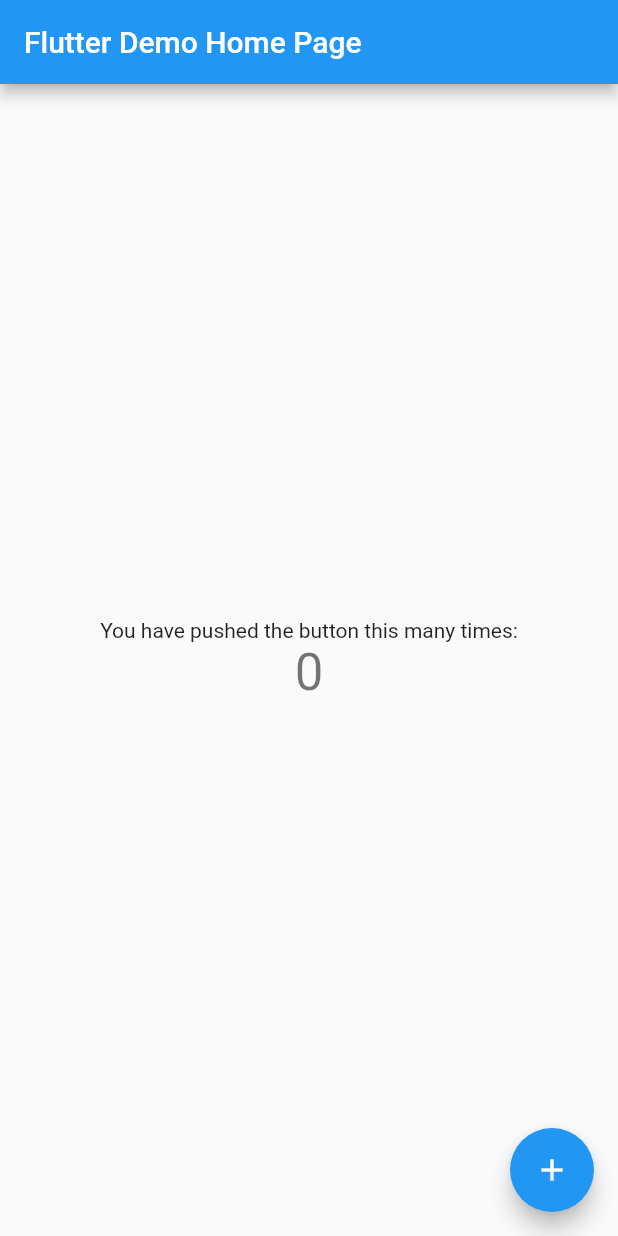
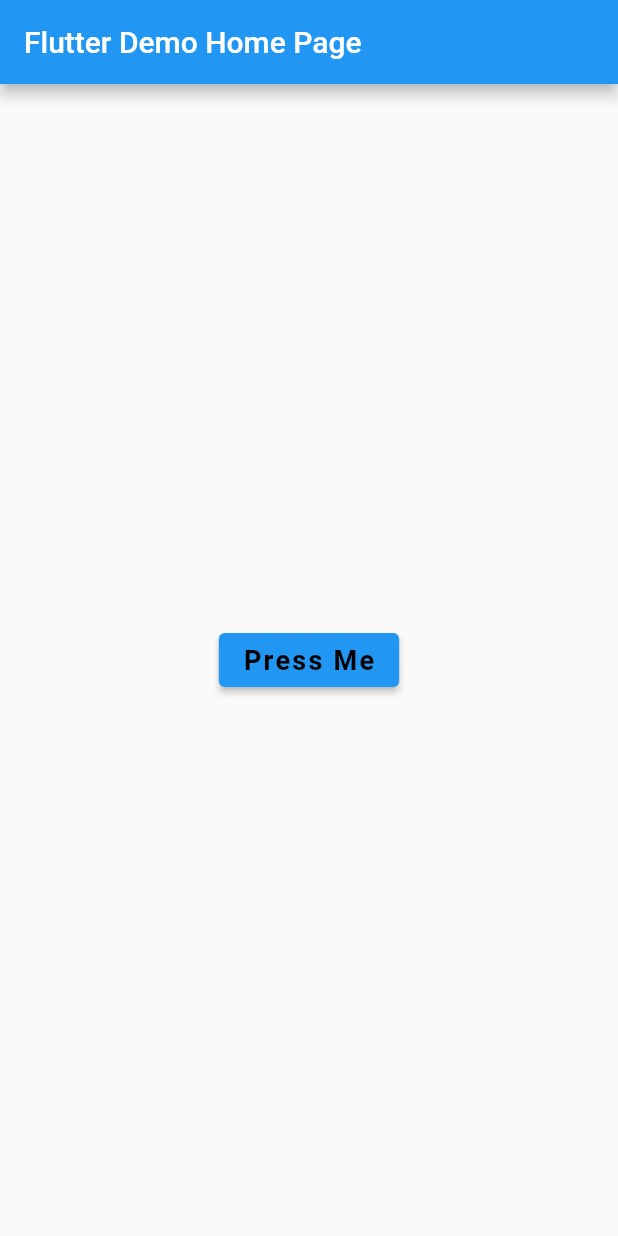
Before and after one commit to alexgrusu/lastfm_api_demo, a Flutter app: the screen it shows after launch, on a phone screen of 412 x 824 dp. Run offline on Flutter 3.47's test engine with Material 2 defaults, Android fonts, the phone set to English and light mode, and no system bars; our stand-ins replace bloc, dartz, flutter_bloc, flutter_dotenv, freezed_annotation, get_it and 2 more.

Commit message:
Implemented Album Class. Implemented Search Album Interface. Implemented Search Album Bloc.

```diff
--- /dev/null
+++ b/lib/application/search_album/search_album_event.dart
@@ -0,0 +1,6 @@
+part of 'search_album_bloc.dart';
+
+@freezed
+class SearchAlbumEvent with _$SearchAlbumEvent {
+  const factory SearchAlbumEvent.getAlbums(String albumName) = _GetAlbums;
+}
--- /dev/null
+++ b/lib/application/search_album/search_album_state.dart
@@ -0,0 +1,16 @@
+part of 'search_album_bloc.dart';
+
+@freezed
+class SearchAlbumState with _$SearchAlbumState {
+  const factory SearchAlbumState({
+    required KtList<Album> songs,
+    required SearchAlbumFailure failure,
+    required bool isSubmitting,
+  }) = _SearchAlbumState;
+
+  factory SearchAlbumState.initial() => const SearchAlbumState(
+        songs: KtList.empty(),
+        failure: SearchAlbumFailure.none(),
+        isSubmitting: false,
+      );
+}
--- /dev/null
+++ b/lib/domain/search_album/album.dart
@@ -0,0 +1,28 @@
+import 'package:freezed_annotation/freezed_annotation.dart';
+
+part 'album.freezed.dart';
+
+@freezed
+class Album with _$Album {
+  const factory Album({
+    required String name,
+    required String artist,
+    required String id,
+    required String url,
+    required String smallImageUrl,
+    required String mediumImageUrl,
+    required String largeImageUrl,
+    required bool streamable,
+  }) = _Album;
+
+  factory Album.empty() => const Album(
+        name: "",
+        artist: "",
+        id: "",
+        url: "",
+        smallImageUrl: "",
+        mediumImageUrl: "",
+        largeImageUrl: "",
+        streamable: false,
+      );
+}
--- /dev/null
+++ b/lib/domain/search_album/i_search_album_repository.dart
@@ -0,0 +1,8 @@
+import 'package:dartz/dartz.dart';
+import 'package:fastfm_api_demo/domain/search_album/album.dart';
+import 'package:fastfm_api_demo/domain/search_album/search_album_failure.dart';
+import 'package:kt_dart/kt.dart';
+
+abstract class ISearchAlbumRepository {
+  Future<Either<SearchAlbumFailure, KtList<Album>>> getAlbums(String albumName);
+}
--- /dev/null
+++ b/lib/domain/search_album/search_album_failure.dart
@@ -0,0 +1,10 @@
+import 'package:freezed_annotation/freezed_annotation.dart';
+
+part 'search_album_failure.freezed.dart';
+
+@freezed
+class SearchAlbumFailure with _$SearchAlbumFailure {
+  const factory SearchAlbumFailure.none() = _None;
+  const factory SearchAlbumFailure.invalidService() = _InvalidService;
+  const factory SearchAlbumFailure.invalidMethod() = _InvalidMethod;
+}
--- a/lib/main.dart
+++ b/lib/main.dart
@@ -1,115 +1,12 @@
+import 'package:fastfm_api_demo/injection.dart';
+import 'package:fastfm_api_demo/presentation/pages/home/home_page.dart';
 import 'package:flutter/material.dart';
+import 'package:flutter_dotenv/flutter_dotenv.dart';
 
-void main() {
+import 'package:injectable/injectable.dart';
+
+Future<void> main() async {
+  await dotenv.load(fileName: ".env");
+  configureInjection(Environment.prod);
   runApp(const MyApp());
 }
-
-class MyApp extends StatelessWidget {
-  const MyApp({Key? key}) : super(key: key);
-
-  // This widget is the root of your application.
-  @override
-  Widget build(BuildContext context) {
-    return MaterialApp(
-      title: 'Flutter Demo',
-      theme: ThemeData(
-        // This is the theme of your application.
-        //
-        // Try running your application with "flutter run". You'll see the
-        // application has a blue toolbar. Then, without quitting the app, try
-        // changing the primarySwatch below to Colors.green and then invoke
-        // "hot reload" (press "r" in the console where you ran "flutter run",
-        // or simply save your changes to "hot reload" in a Flutter IDE).
-        // Notice that the counter didn't reset back to zero; the application
-        // is not restarted.
-        primarySwatch: Colors.blue,
-      ),
-      home: const MyHomePage(title: 'Flutter Demo Home Page'),
-    );
-  }
-}
-
-class MyHomePage extends StatefulWidget {
-  const MyHomePage({Key? key, required this.title}) : super(key: key);
-
-  // This widget is the home page of your application. It is stateful, meaning
-  // that it has a State object (defined below) that contains fields that affect
-  // how it looks.
-
-  // This class is the configuration for the state. It holds the values (in this
-  // case the title) provided by the parent (in this case the App widget) and
-  // used by the build method of the State. Fields in a Widget subclass are
-  // always marked "final".
-
-  final String title;
-
-  @override
-  State<MyHomePage> createState() => _MyHomePageState();
-}
-
-class _MyHomePageState extends State<MyHomePage> {
-  int _counter = 0;
-
-  void _incrementCounter() {
-    setState(() {
-      // This call to setState tells the Flutter framework that something has
-      // changed in this State, which causes it to rerun the build method below
-      // so that the display can reflect the updated values. If we changed
-      // _counter without calling setState(), then the build method would not be
-      // called again, and so nothing would appear to happen.
-      _counter++;
-    });
-  }
-
-  @override
-  Widget build(BuildContext context) {
-    // This method is rerun every time setState is called, for instance as done
-    // by the _incrementCounter method above.
-    //
-    // The Flutter framework has been optimized to make rerunning build methods
-    // fast, so that you can just rebuild anything that needs updating rather
-    // than having to individually change instances of widgets.
-    return Scaffold(
-      appBar: AppBar(
-        // Here we take the value from the MyHomePage object that was created by
-        // the App.build method, and use it to set our appbar title.
-        title: Text(widget.title),
-      ),
-      body: Center(
-        // Center is a layout widget. It takes a single child and positions it
-        // in the middle of the parent.
-        child: Column(
-          // Column is also a layout widget. It takes a list of children and
-          // arranges them vertically. By default, it sizes itself to fit its
-          // children horizontally, and tries to be as tall as its parent.
-          //
-          // Invoke "debug painting" (press "p" in the console, choose the
-          // "Toggle Debug Paint" action from the Flutter Inspector in Android
-          // Studio, or the "Toggle Debug Paint" command in Visual Studio Code)
-          // to see the wireframe for each widget.
-          //
-          // Column has various properties to control how it sizes itself and
-          // how it positions its children. Here we use mainAxisAlignment to
-          // center the children vertically; the main axis here is the vertical
-          // axis because Columns are vertical (the cross axis would be
-          // horizontal).
-          mainAxisAlignment: MainAxisAlignment.center,
-          children: <Widget>[
-            const Text(
-              'You have pushed the button this many times:',
-            ),
-            Text(
-              '$_counter',
-              style: Theme.of(context).textTheme.headline4,
-            ),
-          ],
-        ),
-      ),
-      floatingActionButton: FloatingActionButton(
-        onPressed: _incrementCounter,
-        tooltip: 'Increment',
-        child: const Icon(Icons.add),
-      ), // This trailing comma makes auto-formatting nicer for build methods.
-    );
-  }
-}
--- /dev/null
+++ b/lib/presentation/pages/home/home_page.dart
@@ -0,0 +1,55 @@
+import 'package:fastfm_api_demo/application/search_album/search_album_bloc.dart';
+import 'package:fastfm_api_demo/injection.dart';
+import 'package:fastfm_api_demo/presentation/pages/home/widgets/search_album_widget.dart';
+import 'package:flutter/material.dart';
+import 'package:flutter_bloc/flutter_bloc.dart';
+
+class MyApp extends StatelessWidget {
+  const MyApp({Key? key}) : super(key: key);
+
+  // This widget is the root of your application.
+  @override
+  Widget build(BuildContext context) {
+    return MaterialApp(
+      title: 'Flutter Demo',
+      theme: ThemeData(
+        primarySwatch: Colors.blue,
+      ),
+      home: const MyHomePage(title: 'Flutter Demo Home Page'),
+    );
+  }
+}
+
+class MyHomePage extends StatefulWidget {
+  const MyHomePage({Key? key, required this.title}) : super(key: key);
+
+  final String title;
+
+  @override
+  State<MyHomePage> createState() => _MyHomePageState();
+}
+
+class _MyHomePageState extends State<MyHomePage> {
+  @override
+  Widget build(BuildContext context) {
+    return Scaffold(
+      appBar: AppBar(
+        title: Text(widget.title),
+      ),
+      body: Center(
+        child: Center(
+          child: SingleChildScrollView(
+            physics: const AlwaysScrollableScrollPhysics(),
+            padding: const EdgeInsets.symmetric(
+              horizontal: 40.0,
+            ),
+            child: BlocProvider(
+              create: (context) => getIt<SearchAlbumBloc>(),
+              child: SearchAlbumWidget(),
+            ),
+          ),
+        ),
+      ),
+    );
+  }
+}
--- /dev/null
+++ b/lib/presentation/pages/home/widgets/search_album_widget.dart
@@ -0,0 +1,32 @@
+import 'package:fastfm_api_demo/application/search_album/search_album_bloc.dart';
+import 'package:flutter/material.dart';
+import 'package:flutter_bloc/flutter_bloc.dart';
+
+class SearchAlbumWidget extends StatelessWidget {
+  @override
+  Widget build(BuildContext context) {
+    return BlocConsumer<SearchAlbumBloc, SearchAlbumState>(
+      listener: (context, state) {},
+      builder: (context, state) {
+        return Center(
+          child: ElevatedButton(
+            onPressed: () {
+              context
+                  .read<SearchAlbumBloc>()
+                  .add(const SearchAlbumEvent.getAlbums("rap"));
+            },
+            child: const Text(
+              'Press Me',
+              style: TextStyle(
+                color: Colors.black,
+                letterSpacing: 1.5,
+                fontSize: 18.0,
+                fontWeight: FontWeight.bold,
+              ),
+            ),
+          ),
+        );
+      },
+    );
+  }
+}
```
Also changed, not shown: lib/application/search_album/search_album_bloc.dart (added, +43 -0 lines), lib/infrastructure/search_album/album_dtos.dart (added, +42 -0 lines), lib/infrastructure/search_album/search_albums_repository.dart (added, +32 -0 lines), lib/injection.dart (added, +13 -0 lines), pubspec.yaml (+16 -33 lines), lib/application/search_album/search_album_bloc.freezed.dart (added), lib/domain/search_album/album.freezed.dart (added), lib/domain/search_album/search_album_failure.freezed.dart (added), lib/infrastructure/search_album/album_dtos.freezed.dart (added), lib/infrastructure/search_album/album_dtos.g.dart (added), lib/injection.config.dart (added), pubspec.lock, 2 other files.
